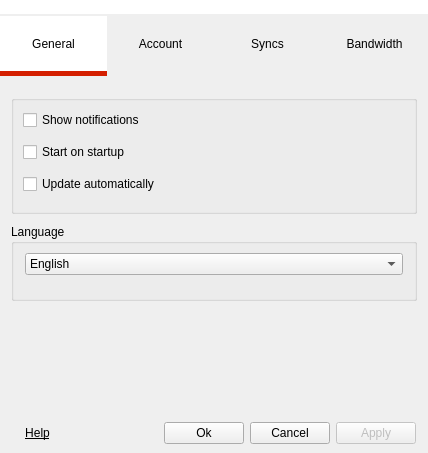
Old version of the form Source/MEGASync/gui/SettingsDialog.ui in the repository meganz/MEGAsync.
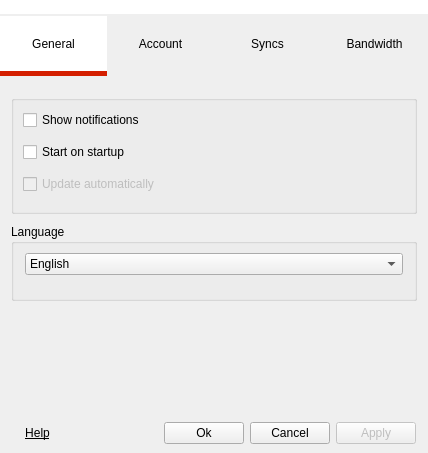
New version of the form. Icons and pictures are not drawn.

Diff of the .ui file:
```diff
--- a/Source/MEGASync/gui/SettingsDialog.ui
+++ b/Source/MEGASync/gui/SettingsDialog.ui
@@ -323,6 +323,9 @@
           </item>
           <item>
            <widget class="QCheckBox" name="cAutoUpdate">
+            <property name="enabled">
+             <bool>false</bool>
+            </property>
             <property name="text">
              <string>Update automatically</string>
             </property>
```
